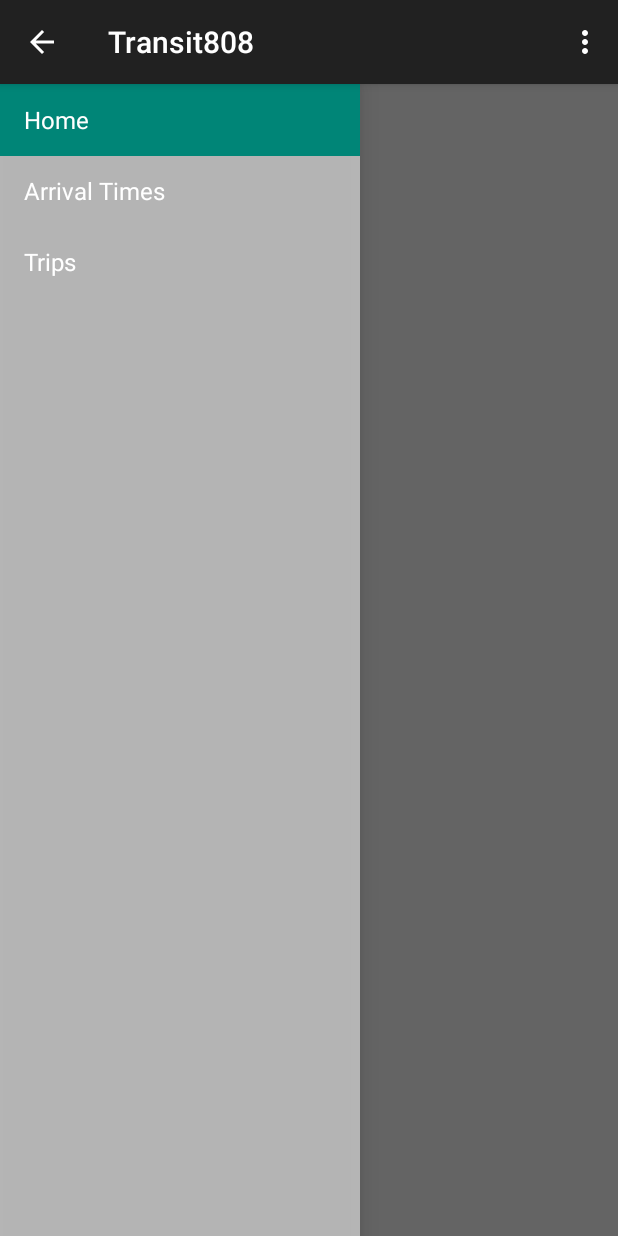
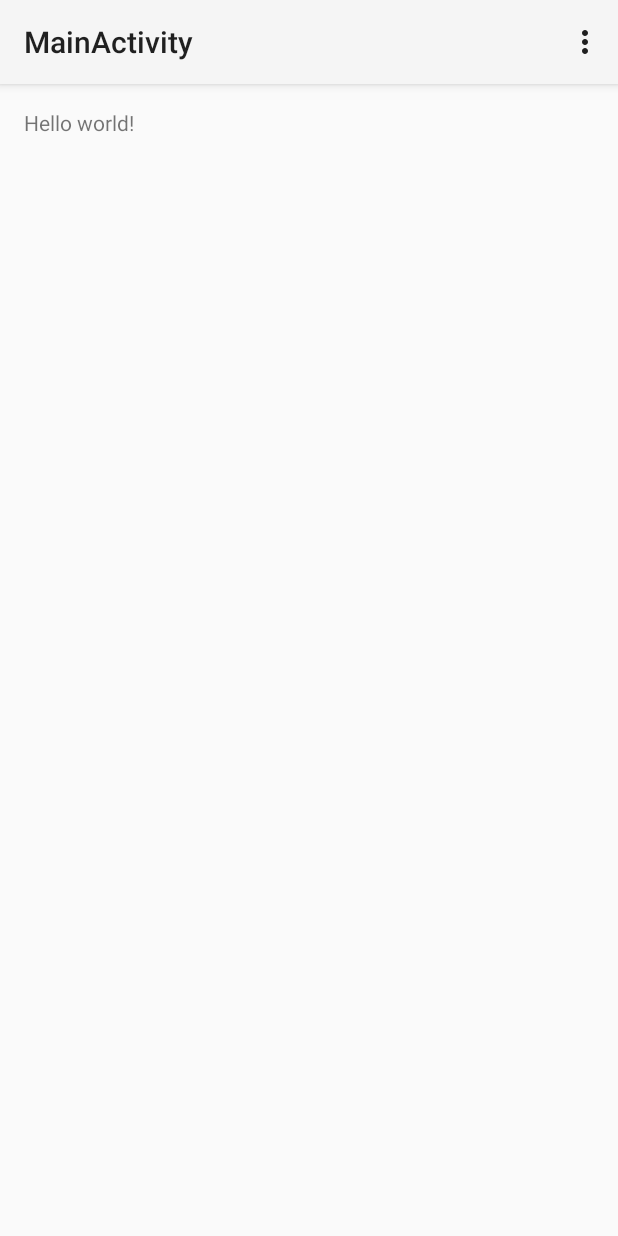
Before and after one commit to eduardgamiao/Transit808, an Android app: the screen it shows after launch (Home before the commit, MainActivity after it), on a phone screen of 412 x 824 dp. Run offline under Robolectric (Android 15) with nearby library versions, the phone set to English and light mode, and no system bars.

Commit message:
Initial commit.
Blank activity.

```diff
--- a/app/src/main/java/ics466uhm/transit808/Home.java
+++ /dev/null
@@ -1,150 +0,0 @@
-package ics466uhm.transit808;
-
-import android.app.Activity;
-import android.support.v7.app.ActionBarActivity;
-import android.support.v7.app.ActionBar;
-import android.support.v4.app.Fragment;
-import android.support.v4.app.FragmentManager;
-import android.content.Context;
-import android.os.Build;
-import android.os.Bundle;
-import android.util.Log;
-import android.view.Gravity;
-import android.view.LayoutInflater;
-import android.view.Menu;
-import android.view.MenuItem;
-import android.view.View;
-import android.view.ViewGroup;
-import android.support.v4.widget.DrawerLayout;
-import android.widget.ArrayAdapter;
-import android.widget.TextView;
-
-
-public class Home extends ActionBarActivity
-        implements NavigationDrawerFragment.NavigationDrawerCallbacks {
-
-    /**
-     * Fragment managing the behaviors, interactions and presentation of the navigation drawer.
-     */
-    private NavigationDrawerFragment mNavigationDrawerFragment;
-
-    /**
-     * Used to store the last screen title. For use in {@link #restoreActionBar()}.
-     */
-    private CharSequence mTitle;
-
-    @Override
-    protected void onCreate(Bundle savedInstanceState) {
-        super.onCreate(savedInstanceState);
-        setContentView(R.layout.activity_home);
-
-        mNavigationDrawerFragment = (NavigationDrawerFragment)
-                getSupportFragmentManager().findFragmentById(R.id.navigation_drawer);
-        mTitle = getTitle();
-
-        // Set up the drawer.
-        mNavigationDrawerFragment.setUp(
-                R.id.navigation_drawer,
-                (DrawerLayout) findViewById(R.id.drawer_layout));
-    }
-
-    @Override
-    public void onNavigationDrawerItemSelected(int position) {
-        // update the main content by replacing fragments
-        FragmentManager fragmentManager = getSupportFragmentManager();
-        fragmentManager.beginTransaction()
-                .replace(R.id.container, PlaceholderFragment.newInstance(position + 1))
-                .commit();
-    }
-
-    public void onSectionAttached(int number) {
-        switch (number) {
-            case 1:
-                mTitle = getString(R.string.title_section1);
-                break;
-            case 2:
-                mTitle = getString(R.string.title_section2);
-                break;
-            case 3:
-                mTitle = getString(R.string.title_section3);
-                break;
-        }
-    }
-
-    public void restoreActionBar() {
-        ActionBar actionBar = getSupportActionBar();
-        actionBar.setNavigationMode(ActionBar.NAVIGATION_MODE_STANDARD);
-        actionBar.setDisplayShowTitleEnabled(true);
-        actionBar.setTitle(mTitle);
-    }
-
-
-    @Override
-    public boolean onCreateOptionsMenu(Menu menu) {
-        if (!mNavigationDrawerFragment.isDrawerOpen()) {
-            // Only show items in the action bar relevant to this screen
-            // if the drawer is not showing. Otherwise, let the drawer
-            // decide what to show in the action bar.
-            getMenuInflater().inflate(R.menu.home, menu);
-            restoreActionBar();
-            return true;
-        }
-        return super.onCreateOptionsMenu(menu);
-    }
-
-    @Override
-    public boolean onOptionsItemSelected(MenuItem item) {
-        // Handle action bar item clicks here. The action bar will
-        // automatically handle clicks on the Home/Up button, so long
-        // as you specify a parent activity in AndroidManifest.xml.
-        int id = item.getItemId();
-
-        //noinspection SimplifiableIfStatement
-        if (id == R.id.action_settings) {
-            return true;
-        }
-
-        return super.onOptionsItemSelected(item);
-    }
-
-    /**
-     * A placeholder fragment containing a simple view.
-     */
-    public static class PlaceholderFragment extends Fragment {
-        /**
-         * The fragment argument representing the section number for this
-         * fragment.
-         */
-        private static final String ARG_SECTION_NUMBER = "section_number";
-
-        /**
-         * Returns a new instance of this fragment for the given section
-         * number.
-         */
-        public static PlaceholderFragment newInstance(int sectionNumber) {
-            PlaceholderFragment fragment = new PlaceholderFragment();
-            Bundle args = new Bundle();
-            args.putInt(ARG_SECTION_NUMBER, sectionNumber);
-            fragment.setArguments(args);
-            return fragment;
-        }
-
-        public PlaceholderFragment() {
-        }
-
-        @Override
-        public View onCreateView(LayoutInflater inflater, ViewGroup container,
-                                 Bundle savedInstanceState) {
-            View rootView = inflater.inflate(R.layout.fragment_home, container, false);
-            return rootView;
-        }
-
-        @Override
-        public void onAttach(Activity activity) {
-            super.onAttach(activity);
-            ((Home) activity).onSectionAttached(
-                    getArguments().getInt(ARG_SECTION_NUMBER));
-        }
-    }
-
-}
--- /dev/null
+++ b/app/src/main/java/ics466uhm/transit808/MainActivity.java
@@ -0,0 +1,39 @@
+package ics466uhm.transit808;
+
+import android.support.v7.app.ActionBarActivity;
+import android.os.Bundle;
+import android.view.Menu;
+import android.view.MenuItem;
+
+
+public class MainActivity extends ActionBarActivity {
+
+    @Override
+    protected void onCreate(Bundle savedInstanceState) {
+        super.onCreate(savedInstanceState);
+        setContentView(R.layout.activity_main);
+    }
+
+
+    @Override
+    public boolean onCreateOptionsMenu(Menu menu) {
+        // Inflate the menu; this adds items to the action bar if it is present.
+        getMenuInflater().inflate(R.menu.menu_main, menu);
+        return true;
+    }
+
+    @Override
+    public boolean onOptionsItemSelected(MenuItem item) {
+        // Handle action bar item clicks here. The action bar will
+        // automatically handle clicks on the Home/Up button, so long
+        // as you specify a parent activity in AndroidManifest.xml.
+        int id = item.getItemId();
+
+        //noinspection SimplifiableIfStatement
+        if (id == R.id.action_settings) {
+            return true;
+        }
+
+        return super.onOptionsItemSelected(item);
+    }
+}
--- a/app/src/main/java/ics466uhm/transit808/NavigationDrawerFragment.java
+++ /dev/null
@@ -1,283 +0,0 @@
-package ics466uhm.transit808;
-
-import android.support.v7.app.ActionBarActivity;
-import android.app.Activity;
-import android.support.v7.app.ActionBar;
-import android.support.v4.app.Fragment;
-import android.support.v4.app.ActionBarDrawerToggle;
-import android.support.v4.view.GravityCompat;
-import android.support.v4.widget.DrawerLayout;
-import android.content.SharedPreferences;
-import android.content.res.Configuration;
-import android.os.Bundle;
-import android.preference.PreferenceManager;
-import android.util.Log;
-import android.view.LayoutInflater;
-import android.view.Menu;
-import android.view.MenuInflater;
-import android.view.MenuItem;
-import android.view.View;
-import android.view.ViewGroup;
-import android.widget.AdapterView;
-import android.widget.ArrayAdapter;
-import android.widget.ListView;
-import android.widget.Toast;
-
-/**
- * Fragment used for managing interactions for and presentation of a navigation drawer.
- * See the <a href="https://developer.android.com/design/patterns/navigation-drawer.html#Interaction">
- * design guidelines</a> for a complete explanation of the behaviors implemented here.
- */
-public class NavigationDrawerFragment extends Fragment {
-
-    /**
-     * Remember the position of the selected item.
-     */
-    private static final String STATE_SELECTED_POSITION = "selected_navigation_drawer_position";
-
-    /**
-     * Per the design guidelines, you should show the drawer on launch until the user manually
-     * expands it. This shared preference tracks this.
-     */
-    private static final String PREF_USER_LEARNED_DRAWER = "navigation_drawer_learned";
-
-    /**
-     * A pointer to the current callbacks instance (the Activity).
-     */
-    private NavigationDrawerCallbacks mCallbacks;
-
-    /**
-     * Helper component that ties the action bar to the navigation drawer.
-     */
-    private ActionBarDrawerToggle mDrawerToggle;
-
-    private DrawerLayout mDrawerLayout;
-    private ListView mDrawerListView;
-    private View mFragmentContainerView;
-
-    private int mCurrentSelectedPosition = 0;
-    private boolean mFromSavedInstanceState;
-    private boolean mUserLearnedDrawer;
-
-    public NavigationDrawerFragment() {
-    }
-
-    @Override
-    public void onCreate(Bundle savedInstanceState) {
-        super.onCreate(savedInstanceState);
-
-        // Read in the flag indicating whether or not the user has demonstrated awareness of the
-        // drawer. See PREF_USER_LEARNED_DRAWER for details.
-        SharedPreferences sp = PreferenceManager.getDefaultSharedPreferences(getActivity());
-        mUserLearnedDrawer = sp.getBoolean(PREF_USER_LEARNED_DRAWER, false);
-
-        if (savedInstanceState != null) {
-            mCurrentSelectedPosition = savedInstanceState.getInt(STATE_SELECTED_POSITION);
-            mFromSavedInstanceState = true;
-        }
-
-        // Select either the default item (0) or the last selected item.
-        selectItem(mCurrentSelectedPosition);
-    }
-
-    @Override
-    public void onActivityCreated(Bundle savedInstanceState) {
-        super.onActivityCreated(savedInstanceState);
-        // Indicate that this fragment would like to influence the set of actions in the action bar.
-        setHasOptionsMenu(true);
-    }
-
-    @Override
-    public View onCreateView(LayoutInflater inflater, ViewGroup container,
-                             Bundle savedInstanceState) {
-        mDrawerListView = (ListView) inflater.inflate(
-                R.layout.fragment_navigation_drawer, container, false);
-        mDrawerListView.setOnItemClickListener(new AdapterView.OnItemClickListener() {
-            @Override
-            public void onItemClick(AdapterView<?> parent, View view, int position, long id) {
-                selectItem(position);
-            }
-        });
-        mDrawerListView.setAdapter(new ArrayAdapter<String>(
-                getActionBar().getThemedContext(),
-                android.R.layout.simple_list_item_activated_1,
-                android.R.id.text1,
-                new String[]{
-                        getString(R.string.title_section1),
-                        getString(R.string.title_section2),
-                        getString(R.string.title_section3),
-                }));
-        mDrawerListView.setItemChecked(mCurrentSelectedPosition, true);
-        return mDrawerListView;
-    }
-
-    public boolean isDrawerOpen() {
-        return mDrawerLayout != null && mDrawerLayout.isDrawerOpen(mFragmentContainerView);
-    }
-
-    /**
-     * Users of this fragment must call this method to set up the navigation drawer interactions.
-     *
-     * @param fragmentId   The android:id of this fragment in its activity's layout.
-     * @param drawerLayout The DrawerLayout containing this fragment's UI.
-     */
-    public void setUp(int fragmentId, DrawerLayout drawerLayout) {
-        mFragmentContainerView = getActivity().findViewById(fragmentId);
-        mDrawerLayout = drawerLayout;
-
-        // set a custom shadow that overlays the main content when the drawer opens
-        mDrawerLayout.setDrawerShadow(R.drawable.drawer_shadow, GravityCompat.START);
-        // set up the drawer's list view with items and click listener
-
-        ActionBar actionBar = getActionBar();
-        actionBar.setDisplayHomeAsUpEnabled(true);
-        actionBar.setHomeButtonEnabled(true);
-
-        // ActionBarDrawerToggle ties together the the proper interactions
-        // between the navigation drawer and the action bar app icon.
-        mDrawerToggle = new ActionBarDrawerToggle(
-                getActivity(),                    /* host Activity */
-                mDrawerLayout,                    /* DrawerLayout object */
-                R.drawable.ic_drawer,             /* nav drawer image to replace 'Up' caret */
-                R.string.navigation_drawer_open,  /* "open drawer" description for accessibility */
-                R.string.navigation_drawer_close  /* "close drawer" description for accessibility */
-        ) {
-            @Override
-            public void onDrawerClosed(View drawerView) {
-                super.onDrawerClosed(drawerView);
-                if (!isAdded()) {
-                    return;
-                }
-
-                getActivity().supportInvalidateOptionsMenu(); // calls onPrepareOptionsMenu()
-            }
-
-            @Override
-            public void onDrawerOpened(View drawerView) {
-                super.onDrawerOpened(drawerView);
-                if (!isAdded()) {
-                    return;
-                }
-
-                if (!mUserLearnedDrawer) {
-                    // The user manually opened the drawer; store this flag to prevent auto-showing
-                    // the navigation drawer automatically in the future.
-                    mUserLearnedDrawer = true;
-                    SharedPreferences sp = PreferenceManager
-                            .getDefaultSharedPreferences(getActivity());
-                    sp.edit().putBoolean(PREF_USER_LEARNED_DRAWER, true).apply();
-                }
-
-                getActivity().supportInvalidateOptionsMenu(); // calls onPrepareOptionsMenu()
-            }
-        };
-
-        // If the user hasn't 'learned' about the drawer, open it to introduce them to the drawer,
-        // per the navigation drawer design guidelines.
-        if (!mUserLearnedDrawer && !mFromSavedInstanceState) {
-            mDrawerLayout.openDrawer(mFragmentContainerView);
-        }
-
-        // Defer code dependent on restoration of previous instance state.
-        mDrawerLayout.post(new Runnable() {
-            @Override
-            public void run() {
-                mDrawerToggle.syncState();
-            }
-        });
-
-        mDrawerLayout.setDrawerListener(mDrawerToggle);
-    }
-
-    private void selectItem(int position) {
-        mCurrentSelectedPosition = position;
-        if (mDrawerListView != null) {
-            mDrawerListView.setItemChecked(position, true);
-        }
-        if (mDrawerLayout != null) {
-            mDrawerLayout.closeDrawer(mFragmentContainerView);
-        }
-        if (mCallbacks != null) {
-            mCallbacks.onNavigationDrawerItemSelected(position);
-        }
-    }
-
-    @Override
-    public void onAttach(Activity activity) {
-        super.onAttach(activity);
-        try {
-            mCallbacks = (NavigationDrawerCallbacks) activity;
-        } catch (ClassCastException e) {
-            throw new ClassCastException("Activity must implement NavigationDrawerCallbacks.");
-        }
-    }
-
-    @Override
-    public void onDetach() {
-        super.onDetach();
-        mCallbacks = null;
-    }
-
-    @Override
-    public void onSaveInstanceState(Bundle outState) {
-        super.onSaveInstanceState(outState);
-        outState.putInt(STATE_SELECTED_POSITION, mCurrentSelectedPosition);
-    }
-
-    @Override
-    public void onConfigurationChanged(Configuration newConfig) {
-        super.onConfigurationChanged(newConfig);
-        // Forward the new configuration the drawer toggle component.
-        mDrawerToggle.onConfigurationChanged(newConfig);
-    }
-
-    @Override
-    public void onCreateOptionsMenu(Menu menu, MenuInflater inflater) {
-        // If the drawer is open, show the global app actions in the action bar. See also
-        // showGlobalContextActionBar, which controls the top-left area of the action bar.
-        if (mDrawerLayout != null && isDrawerOpen()) {
-            inflater.inflate(R.menu.global, menu);
-            showGlobalContextActionBar();
-        }
-        super.onCreateOptionsMenu(menu, inflater);
-    }
-
-    @Override
-    public boolean onOptionsItemSelected(MenuItem item) {
-        if (mDrawerToggle.onOptionsItemSelected(item)) {
-            return true;
-        }
-
-        if (item.getItemId() == R.id.action_example) {
-            Toast.makeText(getActivity(), "Example action.", Toast.LENGTH_SHORT).show();
-            return true;
-        }
-
-        return super.onOptionsItemSelected(item);
-    }
-
-    /**
-     * Per the navigation drawer design guidelines, updates the action bar to show the global app
-     * 'context', rather than just what's in the current screen.
-     */
-    private void showGlobalContextActionBar() {
-        ActionBar actionBar = getActionBar();
-        actionBar.setDisplayShowTitleEnabled(true);
-        actionBar.setNavigationMode(ActionBar.NAVIGATION_MODE_STANDARD);
-        actionBar.setTitle(R.string.app_name);
-    }
-
-    private ActionBar getActionBar() {
-        return ((ActionBarActivity) getActivity()).getSupportActionBar();
-    }
-
-    /**
-     * Callbacks interface that all activities using this fragment must implement.
-     */
-    public static interface NavigationDrawerCallbacks {
-        /**
-         * Called when an item in the navigation drawer is selected.
-         */
-        void onNavigationDrawerItemSelected(int position);
-    }
-}
--- a/app/src/main/res/layout/activity_home.xml
+++ /dev/null
@@ -1,24 +0,0 @@
-<!-- A DrawerLayout is intended to be used as the top-level content view using match_parent for both width and height to consume the full space available. -->
-<android.support.v4.widget.DrawerLayout xmlns:android="http://schemas.android.com/apk/res/android"
-    xmlns:tools="http://schemas.android.com/tools" android:id="@+id/drawer_layout"
-    android:layout_width="match_parent" android:layout_height="match_parent"
-    tools:context="ics466uhm.transit808.Home">
-
-    <!-- As the main content view, the view below consumes the entire
-         space available using match_parent in both dimensions. -->
-    <FrameLayout android:id="@+id/container" android:layout_width="match_parent"
-        android:layout_height="match_parent" />
-
-    <!-- android:layout_gravity="start" tells DrawerLayout to treat
-         this as a sliding drawer on the left side for left-to-right
-         languages and on the right side for right-to-left languages.
-         If you're not building against API 17 or higher, use
-         android:layout_gravity="left" instead. -->
-    <!-- The drawer is given a fixed width in dp and extends the full height of
-         the container. -->
-    <fragment android:id="@+id/navigation_drawer"
-        android:layout_width="@dimen/navigation_drawer_width" android:layout_height="match_parent"
-        android:layout_gravity="start" android:name="ics466uhm.transit808.NavigationDrawerFragment"
-        tools:layout="@layout/fragment_navigation_drawer" />
-
-</android.support.v4.widget.DrawerLayout>
--- a/app/src/main/res/layout/fragment_home.xml
+++ b/app/src/main/res/layout/activity_main.xml
@@ -4,9 +4,9 @@
     android:paddingRight="@dimen/activity_horizontal_margin"
     android:paddingTop="@dimen/activity_vertical_margin"
     android:paddingBottom="@dimen/activity_vertical_margin"
-    tools:context="ics466uhm.transit808.Home$PlaceholderFragment">
+    tools:context="ics466uhm.transit808.MainActivity">
 
-    <TextView android:id="@+id/section_label" android:layout_width="wrap_content"
+    <TextView android:text="@string/hello_world" android:layout_width="wrap_content"
         android:layout_height="wrap_content" />
 
 </RelativeLayout>
--- a/app/src/main/res/layout/fragment_navigation_drawer.xml
+++ /dev/null
@@ -1,5 +0,0 @@
-<ListView xmlns:android="http://schemas.android.com/apk/res/android"
-    xmlns:tools="http://schemas.android.com/tools" android:layout_width="match_parent"
-    android:layout_height="match_parent" android:choiceMode="singleChoice"
-    android:divider="@android:color/transparent" android:dividerHeight="0dp"
-    android:background="#cccc" tools:context="ics466uhm.transit808.NavigationDrawerFragment" />
--- /dev/null
+++ b/app/src/main/res/menu/menu_main.xml
@@ -0,0 +1,7 @@
+<menu xmlns:android="http://schemas.android.com/apk/res/android"
+    xmlns:app="http://schemas.android.com/apk/res-auto"
+    xmlns:tools="http://schemas.android.com/tools"
+    tools:context="ics466uhm.transit808.MainActivity">
+    <item android:id="@+id/action_settings" android:title="@string/action_settings"
+        android:orderInCategory="100" app:showAsAction="never" />
+</menu>
--- a/app/src/main/res/values/strings.xml
+++ b/app/src/main/res/values/strings.xml
@@ -15,4 +15,5 @@
     <string name="action_example">Example action</string>
 
     <string name="hea_url">http://api.thebus.org/arrivals/?key=API_key&amp;stop=stop_ID</string>
+    <string name="title_activity_main">MainActivity</string>
 </resources>
```
Also changed, not shown: app/src/main/AndroidManifest.xml (+5 -6 lines).
